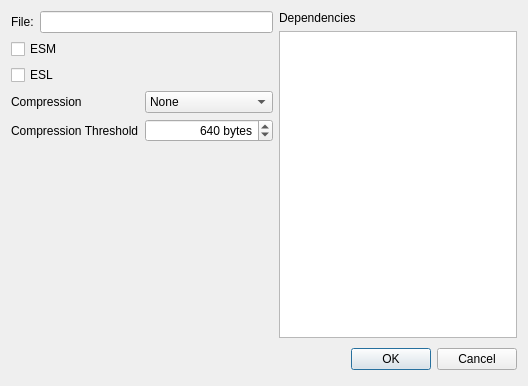
The window that native/src/DovahKit/ui/main_window/save_window.ui (DavidJCobb/DovahKit) describes before a commit, drawn with Qt 5.
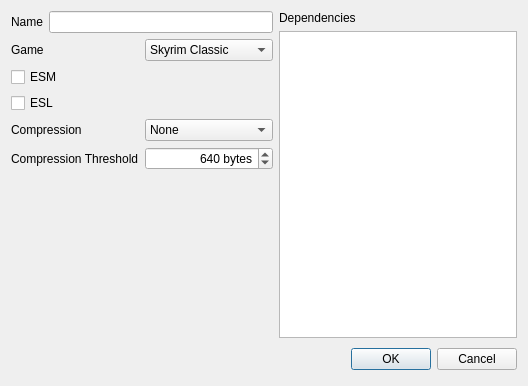
The same window after the commit.

What changed in the file:
```diff
--- a/native/src/DovahKit/ui/main_window/save_window.ui
+++ b/native/src/DovahKit/ui/main_window/save_window.ui
@@ -16,73 +16,7 @@
   <layout class="QGridLayout" name="gridLayout_3" columnstretch="1,1">
    <item row="0" column="0">
     <layout class="QGridLayout" name="gridLayout">
-     <item row="6" column="0" colspan="2">
-      <spacer name="spacer">
-       <property name="orientation">
-        <enum>Qt::Vertical</enum>
-       </property>
-       <property name="sizeHint" stdset="0">
-        <size>
-         <width>0</width>
-         <height>0</height>
-        </size>
-       </property>
-      </spacer>
-     </item>
-     <item row="2" column="0" colspan="2">
-      <widget class="QCheckBox" name="flagMaster">
-       <property name="whatsThis">
-        <string>&lt;html&gt;&lt;head/&gt;&lt;body&gt;&lt;p&gt;Files with the &amp;quot;ESM&amp;quot; flag are &amp;quot;masters.&amp;quot; The game will always move them to the top of the load order, and will handle various pieces of game data differently.&lt;/p&gt;&lt;p&gt;One of the most notable differences is that if a file &lt;span style=&quot; font-style:italic;&quot;&gt;isn't&lt;/span&gt; a master, then any physical objects that it places in the game world will remain in the game's memory at all times. The game can only keep track of about a million such objects at a time, so mods that define large numbers of objects (e.g. new lands mods) should always be ESMs.&lt;/p&gt;&lt;p&gt;If a file has the *.ESM file extension, then the game will always act as if this flag is set.&lt;/p&gt;&lt;/body&gt;&lt;/html&gt;</string>
-       </property>
-       <property name="text">
-        <string>ESM</string>
-       </property>
-      </widget>
-     </item>
-     <item row="4" column="0">
-      <widget class="QLabel" name="label_3">
-       <property name="text">
-        <string>Compression</string>
-       </property>
-      </widget>
-     </item>
-     <item row="1" column="0" colspan="2">
-      <layout class="QHBoxLayout" name="horizontalLayout">
-       <item>
-        <widget class="QLabel" name="label">
-         <property name="text">
-          <string>File:</string>
-         </property>
-         <property name="buddy">
-          <cstring>filename</cstring>
-         </property>
-        </widget>
-       </item>
-       <item>
-        <widget class="QLineEdit" name="filename"/>
-       </item>
-      </layout>
-     </item>
-     <item row="4" column="1">
-      <widget class="QComboBox" name="compressionPolicy">
-       <item>
-        <property name="text">
-         <string>None</string>
-        </property>
-       </item>
-       <item>
-        <property name="text">
-         <string>Use Threshold</string>
-        </property>
-       </item>
-       <item>
-        <property name="text">
-         <string>Mimic Skyrim.esm</string>
-        </property>
-       </item>
-      </widget>
-     </item>
-     <item row="3" column="0" colspan="2">
+     <item row="4" column="0" colspan="2">
       <widget class="QCheckBox" name="flagLight">
        <property name="whatsThis">
         <string>&lt;html&gt;&lt;head/&gt;&lt;body&gt;&lt;p&gt;Files with the &amp;quot;ESL&amp;quot; flag are &amp;quot;light plug-ins&amp;quot; intended for use with Skyrim Special Edition. Instead of taking up an entire load order slot, all light plug-ins in a load order will share the 0xFE slot. This is very useful when designing very simple mods that make only minor changes to existing game data.&lt;/p&gt;&lt;p&gt;Light plug-ins have a number of limitations. A load order cannot have more than 4096 light plug-ins. Each light plug-in can only have 2048 forms, which must be &amp;quot;compacted&amp;quot; into the form ID range [xx000800, xx000FFF]. Light plug-ins also cannot be dependencies for other files.&lt;/p&gt;&lt;p&gt;The game will always treat files that have the *.ESL extension as if they are both light plug-ins and master files (ESMs). Among other things, this means that if an *.ESL file has any *.ESP dependencies, it will force those dependencies to load out-of-order with the master files.&lt;/p&gt;&lt;/body&gt;&lt;/html&gt;</string>
@@ -92,14 +26,7 @@
        </property>
       </widget>
      </item>
-     <item row="5" column="0">
-      <widget class="QLabel" name="label_4">
-       <property name="text">
-        <string>Compression Threshold</string>
-       </property>
-      </widget>
-     </item>
-     <item row="5" column="1">
+     <item row="8" column="1">
       <widget class="QSpinBox" name="compressionThreshold">
        <property name="alignment">
         <set>Qt::AlignRight|Qt::AlignTrailing|Qt::AlignVCenter</set>
@@ -118,6 +45,100 @@
        </property>
       </widget>
      </item>
+     <item row="3" column="0" colspan="2">
+      <widget class="QCheckBox" name="flagMaster">
+       <property name="whatsThis">
+        <string>&lt;html&gt;&lt;head/&gt;&lt;body&gt;&lt;p&gt;Files with the &amp;quot;ESM&amp;quot; flag are &amp;quot;masters.&amp;quot; The game will always move them to the top of the load order, and will handle various pieces of game data differently.&lt;/p&gt;&lt;p&gt;One of the most notable differences is that if a file &lt;span style=&quot; font-style:italic;&quot;&gt;isn't&lt;/span&gt; a master, then any physical objects that it places in the game world will remain in the game's memory at all times. The game can only keep track of about a million such objects at a time, so mods that define large numbers of objects (e.g. new lands mods) should always be ESMs.&lt;/p&gt;&lt;p&gt;If a file has the *.ESM file extension, then the game will always act as if this flag is set.&lt;/p&gt;&lt;/body&gt;&lt;/html&gt;</string>
+       </property>
+       <property name="text">
+        <string>ESM</string>
+       </property>
+      </widget>
+     </item>
+     <item row="7" column="0">
+      <widget class="QLabel" name="label_3">
+       <property name="text">
+        <string>Compression</string>
+       </property>
+      </widget>
+     </item>
+     <item row="8" column="0">
+      <widget class="QLabel" name="label_4">
+       <property name="text">
+        <string>Compression Threshold</string>
+       </property>
+      </widget>
+     </item>
+     <item row="7" column="1">
+      <widget class="QComboBox" name="compressionPolicy">
+       <item>
+        <property name="text">
+         <string>None</string>
+        </property>
+       </item>
+       <item>
+        <property name="text">
+         <string>Use Threshold</string>
+        </property>
+       </item>
+       <item>
+        <property name="text">
+         <string>Mimic Skyrim.esm</string>
+        </property>
+       </item>
+      </widget>
+     </item>
+     <item row="1" column="0" colspan="2">
+      <layout class="QHBoxLayout" name="horizontalLayout">
+       <item>
+        <widget class="QLabel" name="label">
+         <property name="text">
+          <string>Name</string>
+         </property>
+         <property name="buddy">
+          <cstring>filename</cstring>
+         </property>
+        </widget>
+       </item>
+       <item>
+        <widget class="QLineEdit" name="filename"/>
+       </item>
+      </layout>
+     </item>
+     <item row="9" column="0" colspan="2">
+      <spacer name="spacer">
+       <property name="orientation">
+        <enum>Qt::Vertical</enum>
+       </property>
+       <property name="sizeHint" stdset="0">
+        <size>
+         <width>0</width>
+         <height>0</height>
+        </size>
+       </property>
+      </spacer>
+     </item>
+     <item row="2" column="0">
+      <widget class="QLabel" name="label_5">
+       <property name="text">
+        <string>Game</string>
+       </property>
+      </widget>
+     </item>
+     <item row="2" column="1">
+      <widget class="QComboBox" name="game">
+       <item>
+        <property name="text">
+         <string>Skyrim Classic</string>
+        </property>
+       </item>
+       <item>
+        <property name="text">
+         <string>Skyrim Special</string>
+        </property>
+       </item>
+      </widget>
+     </item>
     </layout>
    </item>
    <item row="0" column="1">
```
